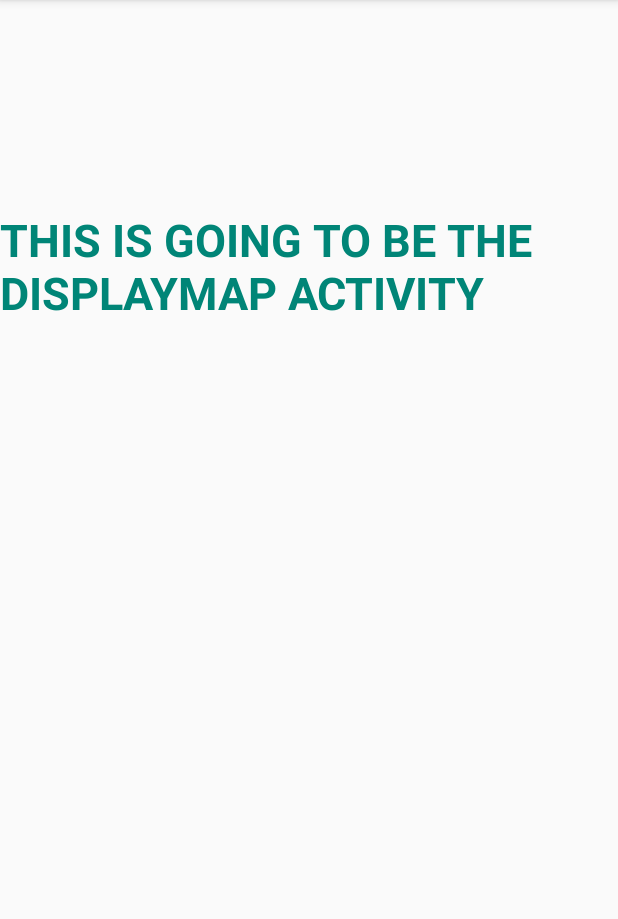
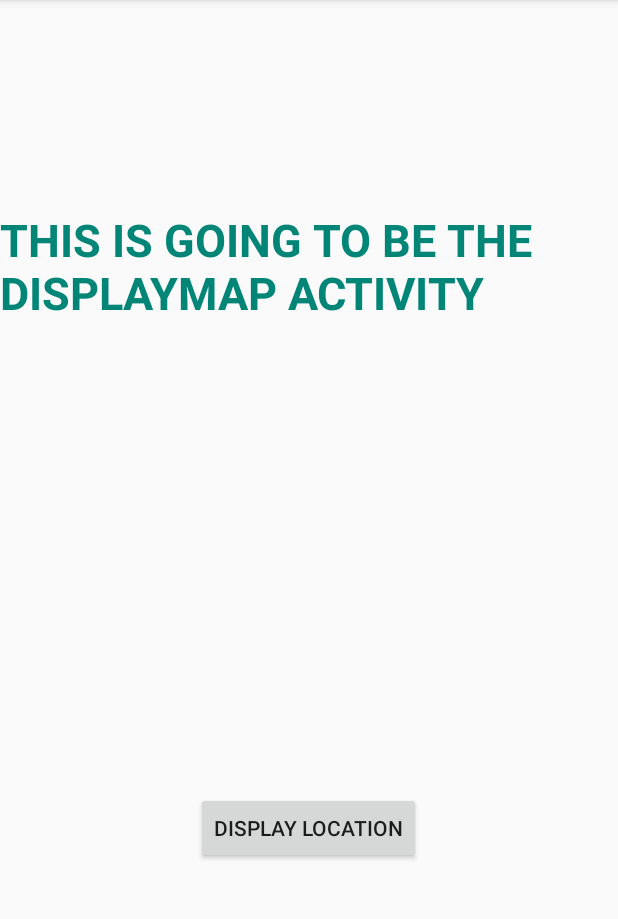
Before and after one commit to Chillin-Bacon/TagAFriend, an Android app: the Main2Activity screen opened directly, with no data from a screen before it, on a phone screen of 412 x 824 dp, the part 84-1003 px from its top. Run offline under Robolectric (Android 15) with nearby library versions, the phone set to English and light mode, and no system bars.

```diff
--- a/app/src/main/java/com/tagafriend/Main2Activity.java
+++ b/app/src/main/java/com/tagafriend/Main2Activity.java
@@ -1,13 +1,48 @@
 package com.tagafriend;
 
+import android.Manifest;
+import android.content.Intent;
+import android.content.pm.PackageManager;
+import android.location.Location;
+import android.support.v4.app.ActivityCompat;
 import android.support.v7.app.AppCompatActivity;
 import android.os.Bundle;
+import android.view.View;
+import android.widget.Button;
+import android.widget.TextView;
+import android.widget.Toast;
+
+import com.google.android.gms.location.FusedLocationProviderClient;
+import com.google.android.gms.location.LocationServices;
+import com.google.android.gms.tasks.OnSuccessListener;
+
+import static android.Manifest.permission.ACCESS_FINE_LOCATION;
 
 public class Main2Activity extends AppCompatActivity {
+
+    private Button mapsActivityButton;
+
+    public FusedLocationProviderClient client;
 
     @Override
     protected void onCreate(Bundle savedInstanceState) {
         super.onCreate(savedInstanceState);
         setContentView(R.layout.activity_main2);
+
+        mapsActivityButton = findViewById(R.id.displayMapsButton);
+        client = LocationServices.getFusedLocationProviderClient(this);
+        mapsActivityButton.setOnClickListener(new View.OnClickListener() {
+            public void onClick(View v) {
+                // Code here executes on main thread after user presses button
+                // Intent intent=new Intent(getApplicationContext(),SignInActivity.class);
+                // startActivity(intent);
+
+
+                            Intent intent=new Intent(getApplicationContext(),DisplayMapActivity.class);
+                            startActivity(intent);
+
+            }
+        });
     }
+
 }
--- a/app/src/main/res/layout/activity_main2.xml
+++ b/app/src/main/res/layout/activity_main2.xml
@@ -20,5 +20,14 @@
         android:textSize="30sp"
         android:textStyle="bold" />
 
+    <Button
+        android:id="@+id/displayMapsButton"
+        android:layout_width="wrap_content"
+        android:layout_height="wrap_content"
+        android:layout_alignParentBottom="true"
+        android:layout_centerHorizontal="true"
+        android:layout_marginBottom="192dp"
+        android:text="Display Location" />
+
 
 </RelativeLayout>
--- a/gradle.properties
+++ b/gradle.properties
@@ -11,3 +11,5 @@ org.gradle.jvmargs=-Xmx1536m
 # This option should only be used with decoupled projects. More details, visit
 # http://www.gradle.org/docs/current/userguide/multi_project_builds.html#sec:decoupled_projects
 # org.gradle.parallel=true
+
+GOOGLE_MAPS_API_KEY=AIzaSyAJ39j6NbbT07GMPLH3yetd6a6bfhCHADg
```
Also changed, not shown: app/src/main/AndroidManifest.xml (+9 -1 lines), app/src/main/java/com/tagafriend/DisplayMapActivity.java (+95 -148 lines), app/src/main/java/com/tagafriend/DisplayMapActivity2.java (added, +49 -0 lines), app/src/main/res/layout/activity_display_map.xml (+41 -7 lines), app/src/main/res/layout/activity_display_map2.xml (added, +7 -0 lines).
